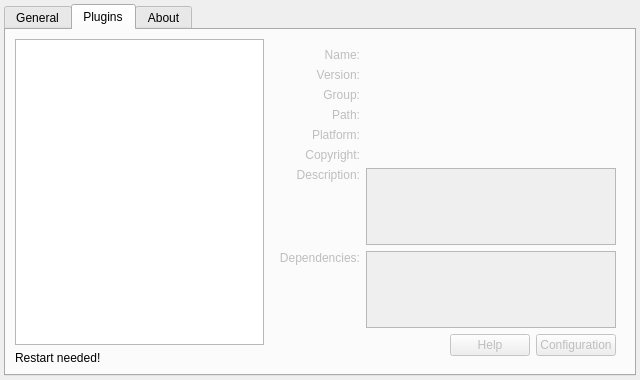
The window that src/ui/settingsdialog.ui (albertlauncher/albert) describes before a commit, drawn with Qt 5.
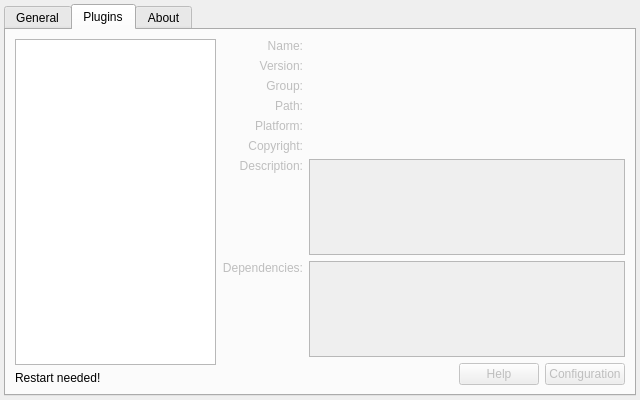
The same window after the commit. The open tabs and pages were chosen to show the change. Icons and pictures are not drawn. Custom widgets are drawn as their Qt base class.

```diff
--- a/src/ui/settingsdialog.ui
+++ b/src/ui/settingsdialog.ui
@@ -7,7 +7,7 @@
     <x>0</x>
     <y>0</y>
     <width>640</width>
-    <height>380</height>
+    <height>400</height>
    </rect>
   </property>
   <property name="minimumSize">
@@ -187,20 +187,23 @@
       <attribute name="title">
        <string>Plugins</string>
       </attribute>
-      <layout class="QHBoxLayout" name="horizontalLayout_2">
+      <layout class="QHBoxLayout" name="horizontalLayout_2" stretch="1,2">
        <item>
         <layout class="QVBoxLayout" name="verticalLayout">
          <item>
           <widget class="QTreeWidget" name="treeWidget_plugins">
+           <property name="sizePolicy">
+            <sizepolicy hsizetype="Preferred" vsizetype="Expanding">
+             <horstretch>0</horstretch>
+             <verstretch>0</verstretch>
+            </sizepolicy>
+           </property>
            <property name="horizontalScrollBarPolicy">
             <enum>Qt::ScrollBarAlwaysOff</enum>
            </property>
            <property name="headerHidden">
             <bool>true</bool>
            </property>
-           <property name="columnCount">
-            <number>1</number>
-           </property>
            <column>
             <property name="text">
              <string notr="true">1</string>
@@ -223,6 +226,18 @@
           <bool>false</bool>
          </property>
          <layout class="QVBoxLayout" name="verticalLayout_5">
+          <property name="leftMargin">
+           <number>0</number>
+          </property>
+          <property name="topMargin">
+           <number>0</number>
+          </property>
+          <property name="rightMargin">
+           <number>0</number>
+          </property>
+          <property name="bottomMargin">
+           <number>0</number>
+          </property>
           <item>
            <layout class="QGridLayout" name="gridLayout_2">
             <item row="1" column="0">
@@ -251,8 +266,8 @@
                <string>&lt;!DOCTYPE HTML PUBLIC &quot;-//W3C//DTD HTML 4.0//EN&quot; &quot;http://www.w3.org/TR/REC-html40/strict.dtd&quot;&gt;
 &lt;html&gt;&lt;head&gt;&lt;meta name=&quot;qrichtext&quot; content=&quot;1&quot; /&gt;&lt;style type=&quot;text/css&quot;&gt;
 p, li { white-space: pre-wrap; }
-&lt;/style&gt;&lt;/head&gt;&lt;body style=&quot; font-family:'Ubuntu'; font-size:9pt; font-weight:400; font-style:normal;&quot;&gt;
-&lt;p style=&quot;-qt-paragraph-type:empty; margin-top:0px; margin-bottom:0px; margin-left:0px; margin-right:0px; -qt-block-indent:0; text-indent:0px;&quot;&gt;&lt;br /&gt;&lt;/p&gt;&lt;/body&gt;&lt;/html&gt;</string>
+&lt;/style&gt;&lt;/head&gt;&lt;body style=&quot; font-family:'Sans'; font-size:9pt; font-weight:400; font-style:normal;&quot;&gt;
+&lt;p style=&quot;-qt-paragraph-type:empty; margin-top:0px; margin-bottom:0px; margin-left:0px; margin-right:0px; -qt-block-indent:0; text-indent:0px; font-family:'Ubuntu';&quot;&gt;&lt;br /&gt;&lt;/p&gt;&lt;/body&gt;&lt;/html&gt;</string>
               </property>
              </widget>
             </item>
@@ -286,8 +301,8 @@
                <string>&lt;!DOCTYPE HTML PUBLIC &quot;-//W3C//DTD HTML 4.0//EN&quot; &quot;http://www.w3.org/TR/REC-html40/strict.dtd&quot;&gt;
 &lt;html&gt;&lt;head&gt;&lt;meta name=&quot;qrichtext&quot; content=&quot;1&quot; /&gt;&lt;style type=&quot;text/css&quot;&gt;
 p, li { white-space: pre-wrap; }
-&lt;/style&gt;&lt;/head&gt;&lt;body style=&quot; font-family:'Ubuntu'; font-size:9pt; font-weight:400; font-style:normal;&quot;&gt;
-&lt;p style=&quot;-qt-paragraph-type:empty; margin-top:0px; margin-bottom:0px; margin-left:0px; margin-right:0px; -qt-block-indent:0; text-indent:0px;&quot;&gt;&lt;br /&gt;&lt;/p&gt;&lt;/body&gt;&lt;/html&gt;</string>
+&lt;/style&gt;&lt;/head&gt;&lt;body style=&quot; font-family:'Sans'; font-size:9pt; font-weight:400; font-style:normal;&quot;&gt;
+&lt;p style=&quot;-qt-paragraph-type:empty; margin-top:0px; margin-bottom:0px; margin-left:0px; margin-right:0px; -qt-block-indent:0; text-indent:0px; font-family:'Ubuntu';&quot;&gt;&lt;br /&gt;&lt;/p&gt;&lt;/body&gt;&lt;/html&gt;</string>
               </property>
              </widget>
             </item>
```
Left out of the diff: 130 changed lines with no effect on the pictures.
